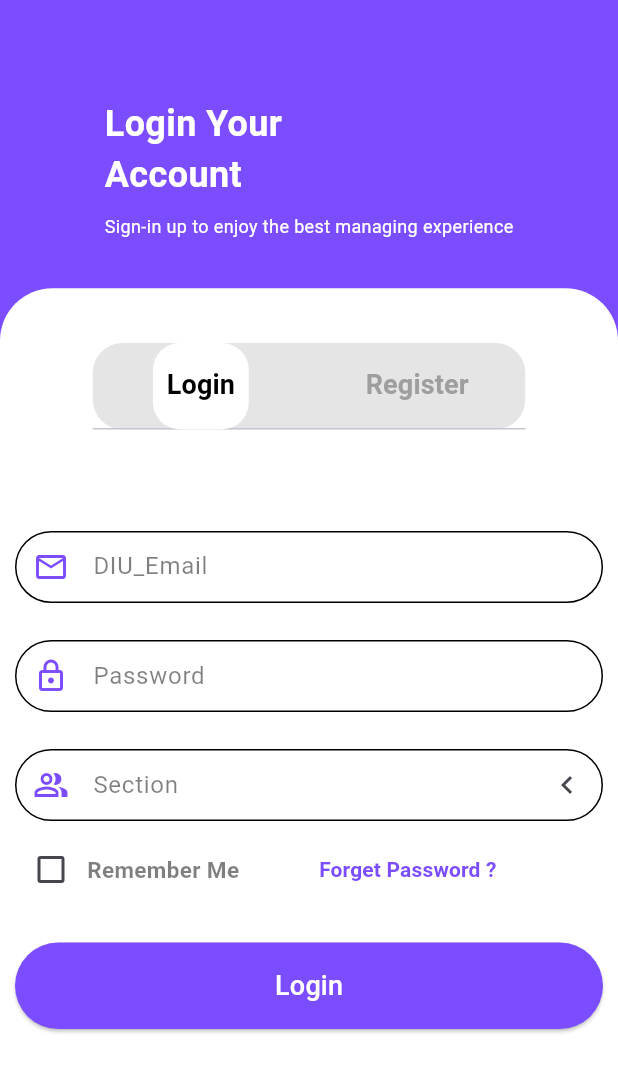
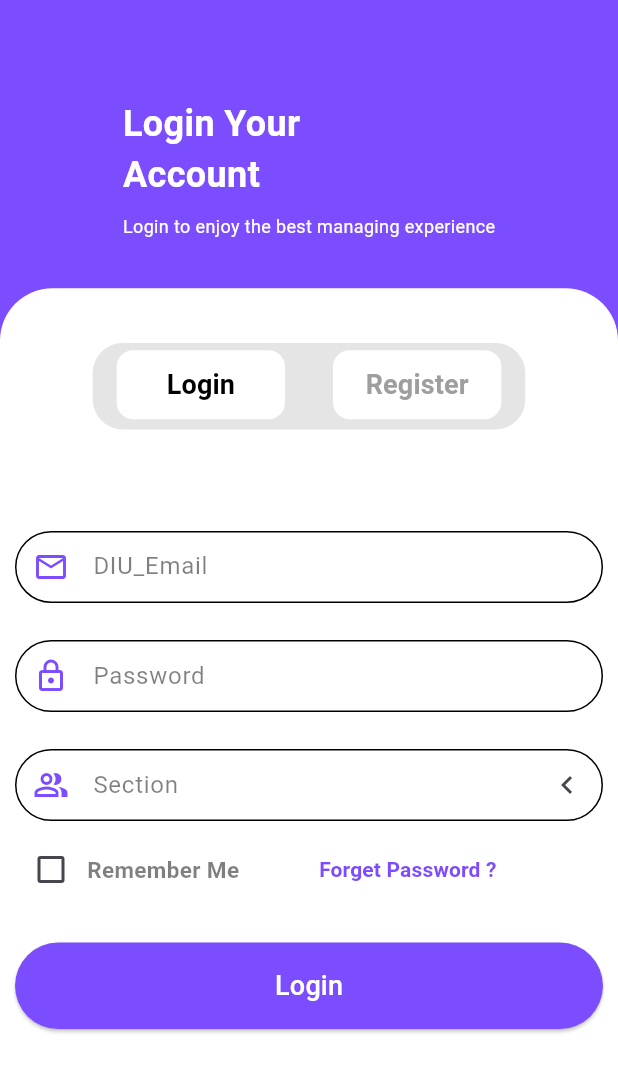
Before and after one commit to flixcodeDev/Flutter-NestTask-TODO-App, a Flutter app: the screen it shows after launch, after a tap on "Let's Start", on a phone screen of 412 x 824 dp. Shown: the top 1072 px of the screen. Run offline on Flutter 3.47's test engine with Material 3 defaults, Android fonts, the phone set to English and light mode, and no system bars; our stand-ins replace curved_navigation_bar, get.

Commit message:
updatesign up login page

```diff
--- a/lib/App_Pages/HomePage.dart
+++ b/lib/App_Pages/HomePage.dart
@@ -4,7 +4,6 @@
 import 'package:nesttask/CustomButton/CustomContainer.dart';
 
 import 'package:nesttask/CustomButton/TaskContainer.dart';
-
 
 class Homepage extends StatefulWidget {
   const Homepage({super.key});
@@ -14,7 +13,6 @@
 }
 
 class _HomepageState extends State<Homepage> {
-
   Color bgcolor = Colors.white;
   @override
   Widget build(BuildContext context) {
--- a/lib/Auth/AuthPage.dart
+++ b/lib/Auth/AuthPage.dart
@@ -63,8 +63,8 @@
                   height: MediaQuery.of(context).size.height * 0.08,
                 ),
                 Text(
-                  'Login Your\nAccount',
-                  style: TextStyle(
+                  login == 0 ? 'Login Your\nAccount' : "Register New\nAccount",
+                  style: const TextStyle(
                       color: Colors.white,
                       fontSize: 24,
                       fontWeight: FontWeight.bold),
@@ -73,8 +73,10 @@
                   height: MediaQuery.of(context).size.height * 0.01,
                 ),
                 Text(
-                  'Sign-in up to enjoy the best managing experience',
-                  style: TextStyle(color: Colors.white, fontSize: 12),
+                  login == 0
+                      ? 'Login to enjoy the best managing experience'
+                      : 'Sign-in up to enjoy the best managing experience',
+                  style: const TextStyle(color: Colors.white, fontSize: 12),
                 ),
                 SizedBox(
                   height: MediaQuery.of(context).size.height * 0.04,
@@ -83,14 +85,15 @@
             ),
             Expanded(
               child: Container(
-                decoration: BoxDecoration(
+                height: double.infinity,
+                decoration: const BoxDecoration(
                     color: Colors.white,
                     borderRadius: BorderRadius.only(
                         topRight: Radius.circular(35),
                         topLeft: Radius.circular(35))),
                 child: SingleChildScrollView(
-                  controller: _scrollController,
-                  physics: const ClampingScrollPhysics(),
+                  //  controller: _scrollController,
+                  //  physics: const ClampingScrollPhysics(),
                   child: Padding(
                     padding: const EdgeInsets.all(10.0),
                     child: Column(
@@ -99,24 +102,21 @@
                             height: MediaQuery.of(context).size.height * 0.02),
                         Center(
                           child: Padding(
-                            padding: EdgeInsets.all(10),
+                            padding: const EdgeInsets.all(10),
                             child: Container(
                               width: MediaQuery.of(context).size.width * 0.7,
                               height: MediaQuery.of(context).size.height * 0.07,
                               decoration: BoxDecoration(
                                 color: Colors.black.withOpacity(.1),
                                 borderRadius:
-                                    BorderRadius.all(Radius.circular(20)),
+                                    const BorderRadius.all(Radius.circular(20)),
                               ),
                               child: DefaultTabController(
                                   length: 2,
                                   child: TabBar(
-                                    indicator: BoxDecoration(
-                                        color: Colors.white,
-                                        borderRadius:
-                                            BorderRadius.circular(18)),
-                                    indicatorColor: Colors.white,
-                                    labelStyle: TextStyle(
+                                    indicatorColor: Colors.transparent,
+                                    dividerHeight: 0,
+                                    labelStyle: const TextStyle(
                                         fontSize: 18,
                                         fontWeight: FontWeight.bold),
                                     labelColor: Colors.black,
@@ -126,8 +126,21 @@
                                       setState(() {});
                                     },
                                     tabs: [
-                                      Tab(text: "  Login  "),
-                                      Tab(text: "  Register  ")
+                                      Container(
+                                          width: double.infinity,
+                                          decoration: BoxDecoration(
+                                              color: Colors.white,
+                                              borderRadius:
+                                                  BorderRadius.circular(11)),
+                                          child: const Tab(text: "  Login  ")),
+                                      Container(
+                                          decoration: BoxDecoration(
+                                              color: Colors.white,
+                                              borderRadius:
+                                                  BorderRadius.circular(11)),
+                                          width: double.infinity,
+                                          child:
+                                              const Tab(text: "  Register  "))
                                     ],
                                   )),
                             ),
@@ -141,7 +154,7 @@
                                   CustomTextField(
                                     controller: controller,
                                     hintText: "DIU_Email",
-                                    prefixIcon: Icon(
+                                    prefixIcon: const Icon(
                                       Icons.mail_outline_outlined,
                                       color: Colors.deepPurpleAccent,
                                     ),
@@ -153,7 +166,7 @@
                                   CustomTextField(
                                     controller: controller,
                                     hintText: "Password",
-                                    prefixIcon: Icon(
+                                    prefixIcon: const Icon(
                                       Icons.lock_outlined,
                                       color: Colors.deepPurpleAccent,
                                     ),
@@ -165,12 +178,12 @@
                                   CustomTextField(
                                     controller: controller,
                                     hintText: "Section",
-                                    prefixIcon: Icon(
+                                    prefixIcon: const Icon(
                                       Icons.people_alt_outlined,
                                       color: Colors.deepPurpleAccent,
                                     ),
                                     suffixIcon:
-                                        Icon(Icons.chevron_left_outlined),
+                                        const Icon(Icons.chevron_left_outlined),
                                   ),
                                   SizedBox(
                                       height:
@@ -200,7 +213,7 @@
                                               0.1),
                                       TextButton(
                                           onPressed: () {},
-                                          child: Text(
+                                          child: const Text(
                                             "Forget Password ?",
                                             style: TextStyle(
                                                 color: Colors.deepPurpleAccent,
@@ -215,7 +228,7 @@
                                               0.03),
                                   CustomButton(
                                       onTap: () {
-                                        Get.to(Bottomnavbar());
+                                        Get.to(const Bottomnavbar());
                                       },
                                       text: "Login",
                                       fontsize: 18,
@@ -233,7 +246,7 @@
                                   CustomTextField(
                                     controller: controller,
                                     hintText: "Full Name",
-                                    prefixIcon: Icon(
+                                    prefixIcon: const Icon(
                                       Icons.person_2_outlined,
                                       color: Colors.deepPurpleAccent,
                                     ),
@@ -245,7 +258,7 @@
                                   CustomTextField(
                                     controller: controller,
                                     hintText: "DIU_Email",
-                                    prefixIcon: Icon(
+                                    prefixIcon: const Icon(
                                       Icons.mail_outline_outlined,
                                       color: Colors.deepPurpleAccent,
                                     ),
@@ -257,7 +270,7 @@
                                   CustomTextField(
                                     controller: controller,
                                     hintText: "Password",
-                                    prefixIcon: Icon(
+                                    prefixIcon: const Icon(
                                       Icons.lock_outlined,
                                       color: Colors.deepPurpleAccent,
                                     ),
@@ -269,7 +282,7 @@
                                   CustomTextField(
                                     controller: controller,
                                     hintText: "Phone Number",
-                                    prefixIcon: Icon(
+                                    prefixIcon: const Icon(
                                       Icons.call_outlined,
                                       color: Colors.deepPurpleAccent,
                                     ),
@@ -281,11 +294,12 @@
                                   CustomTextField(
                                     controller: controller,
                                     hintText: "Section",
-                                    prefixIcon: Icon(
+                                    prefixIcon: const Icon(
                                       Icons.people_alt_outlined,
                                       color: Colors.deepPurpleAccent,
                                     ),
-                                    suffixIcon: Icon(Icons.arrow_drop_down),
+                                    suffixIcon:
+                                        const Icon(Icons.arrow_drop_down),
                                   ),
                                   SizedBox(
                                       height:
--- a/lib/StartScreen.dart
+++ b/lib/StartScreen.dart
@@ -16,12 +16,11 @@
   @override
   build(BuildContext context) {
     return Scaffold(
-      body: SingleChildScrollView(
+      body: Center(
+        child: SingleChildScrollView(
           child: Padding(
             padding: EdgeInsets.all(10),
             child: Column(
-            mainAxisAlignment: MainAxisAlignment.spaceEvenly,
-            crossAxisAlignment: CrossAxisAlignment.center,
               children: [
                 Image(
                   height: MediaQuery.of(context).size.height * 0.4,
@@ -40,10 +39,11 @@
                 ),
                 Text(
                   'Simplifying academic task Management helps\nstudents and administrators collaborate better\nmanage assignment and communicate due dates ',
+                  textAlign: TextAlign.center,
                   style: TextStyle(color: Colors.black, fontSize: 15),
                 ),
                 SizedBox(
-                height: 200,
+                  height: MediaQuery.of(context).size.height * .1,
                 ),
                 CustomButton(
                   bgcolor: Colors.deepPurpleAccent,
@@ -60,6 +60,7 @@
             ),
           ),
         ),
+      ),
     );
   }
 }
--- a/pubspec.yaml
+++ b/pubspec.yaml
@@ -38,7 +38,10 @@
   get: ^4.6.6
   size_config: ^2.0.3
   curved_navigation_bar: ^1.0.6
-  horizontal_week_calendar: ^0.0.18
+
+  table_calendar: ^3.2.0
+  intl: ^0.20.1
+  popover: ^0.3.0+1
 
 dev_dependencies:
   flutter_test:
```
Also changed, not shown: lib/App_Pages/UpcomingTask.dart (+98 -98 lines), lib/App_Pages/tt.dart (added, +233 -0 lines), lib/CustomButton/BottomNavBar.dart (+7 -8 lines), lib/main.dart (+1 -8 lines), pubspec.lock, 1 other file. Lines whose indentation alone changed are shown as unchanged.
